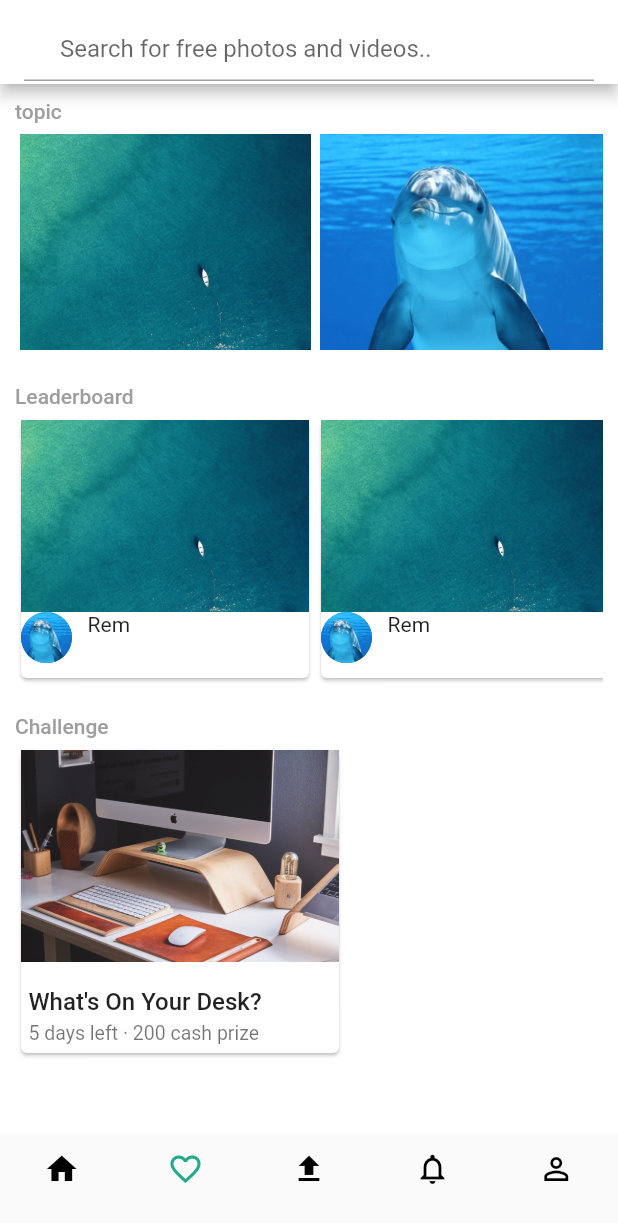
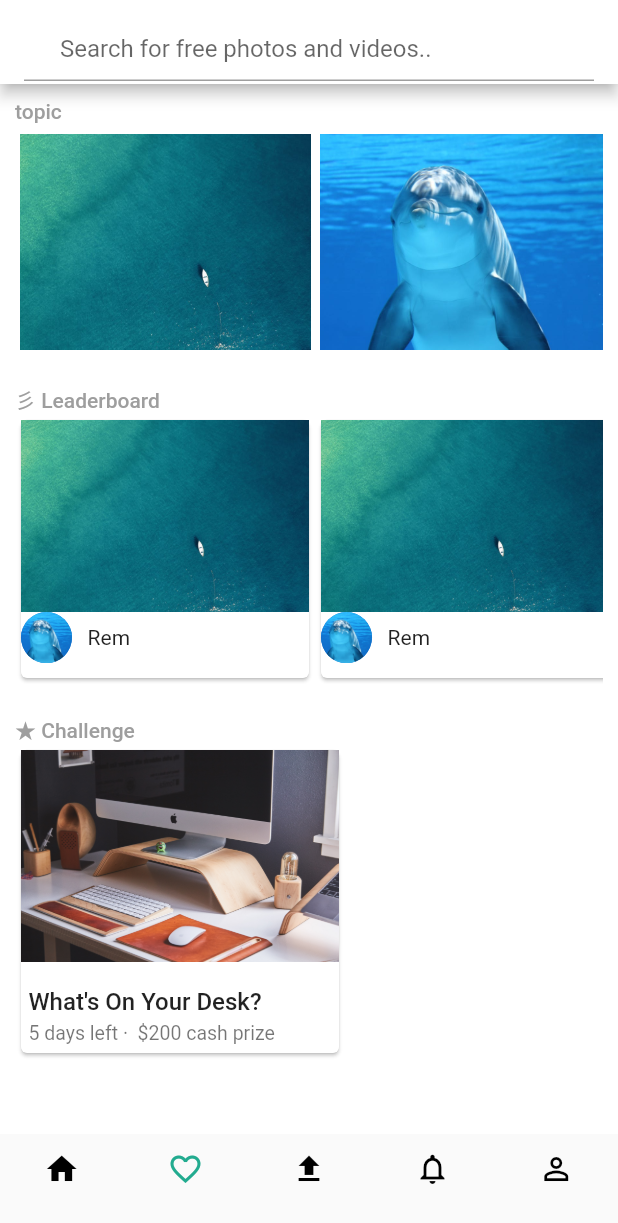
Before and after one commit to nguyentuyetnhungpht/ImageApp, a Flutter app: the screen it shows after launch, item 2 of the bottom bar chosen, on a phone screen of 412 x 824 dp. Shown: the top 1223 px of the screen. Run offline on Flutter 3.47's test engine with Material 2 defaults, Android fonts, the phone set to English and light mode, and no system bars; missing offline and left inert: dart:ffi.

Commit message:
change leader board

```diff
--- a/lib/ListPage.dart
+++ b/lib/ListPage.dart
@@ -73,9 +73,14 @@ class _ListPageState extends State<ListPage>
           imgVal,
           fit: BoxFit.cover,
         ),
+        Row(
+          mainAxisAlignment: MainAxisAlignment.spaceBetween,
+          children: <Widget>[
             CircleAvatar(radius: 17, backgroundImage: AssetImage(avaVal)),
             new Expanded(
               child: new Text('   ' + name),
+            ),
+          ],
         ),
       ])),
     );
@@ -97,8 +102,7 @@ class _ListPageState extends State<ListPage>
                     color: Colors.grey,
                     fontWeight: FontWeight.w500,
                     fontSize: 14.0),
-            ),
-          )
+              ))
         ]));
   }
 
@@ -147,7 +151,7 @@ class _ListPageState extends State<ListPage>
                           ],
                         ),
                       ),
-                      Title('Leaderboard'),
+                      Title('彡 Leaderboard'),
                       Container(
                           margin: EdgeInsets.only(
                               left: 10.0, right: 10.0, bottom: 10.0, top: 0.0),
@@ -160,7 +164,7 @@ class _ListPageState extends State<ListPage>
                                 Learder_board(
                                     "assets/3.jpeg", "assets/4.jpeg", "Rem"),
                               ])),
-                      Title('Challenge'),
+                      Title('★ Challenge'),
                       Container(
                           margin: EdgeInsets.only(
                               left: 10.0, right: 10.0, bottom: 10.0, top: 0.0),
@@ -173,7 +177,7 @@ class _ListPageState extends State<ListPage>
                                     Challenge(
                                         "assets/challenge.jpg",
                                         "What's On Your Desk?",
-                                        "5 days left · 200 cash prize"),
+                                        "5 days left ·  \$200 cash prize"),
                                   ]),
                                 ),
                               ])),
```
Lines whose indentation alone changed are shown as unchanged.
